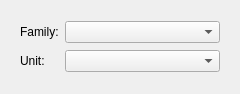
First picture: the form in src/scipyen/gui/widgets/quantitychooserwidget.ui, repository ctigaret/scipyen, before the edit.
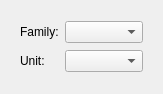
Second picture: the form after the edit.

```diff
--- a/src/scipyen/gui/widgets/quantitychooserwidget.ui
+++ b/src/scipyen/gui/widgets/quantitychooserwidget.ui
@@ -6,7 +6,7 @@
    <rect>
     <x>0</x>
     <y>0</y>
-    <width>240</width>
+    <width>163</width>
     <height>94</height>
    </rect>
   </property>
```
Left out of the diff: 3 changed lines with no effect on the pictures.
